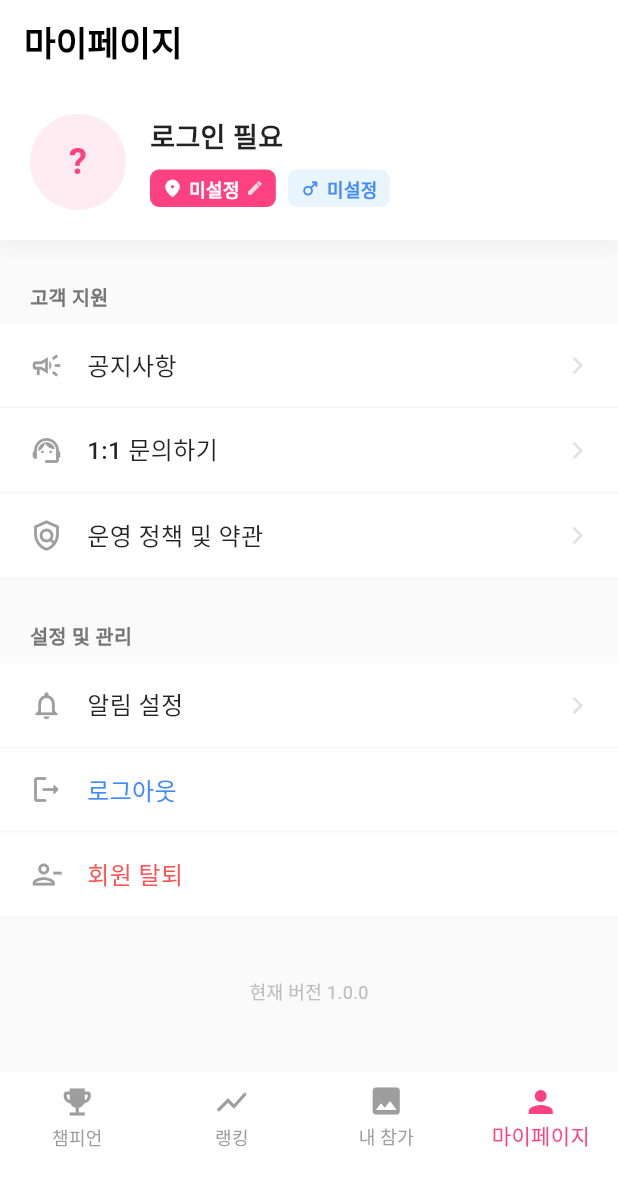
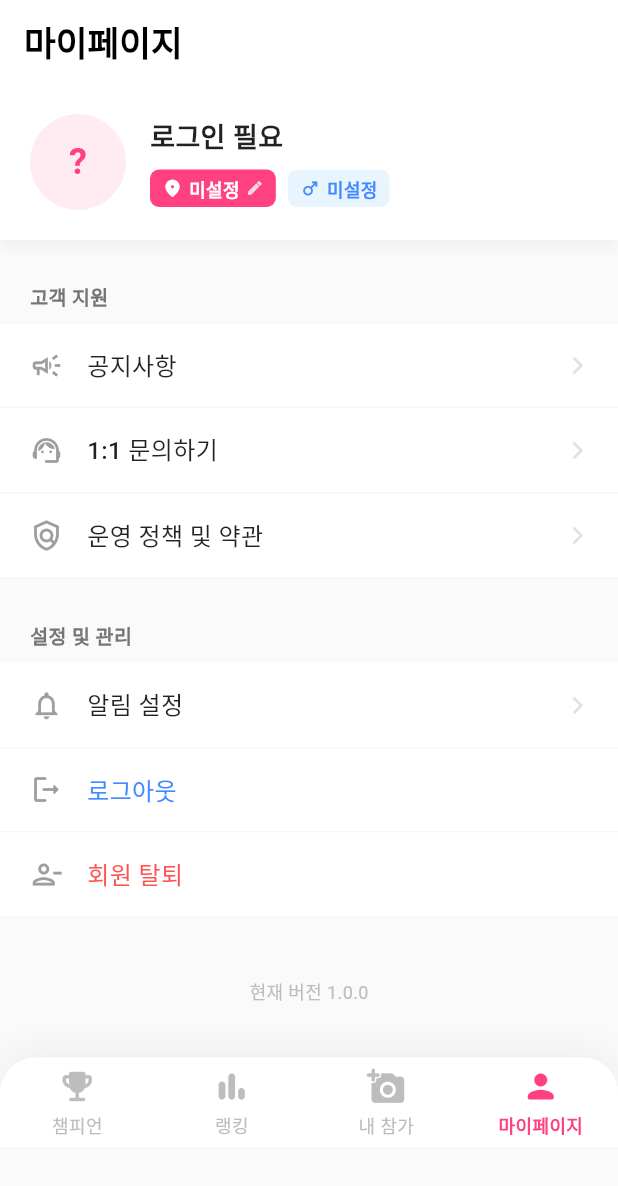
Before and after one commit to FlutterNeverDie/best-selfie-pick, a Flutter app: the HomeScreen screen opened by its route, item 4 of the bottom bar chosen, on a phone screen of 412 x 824 dp. Shown: the top 1186 px of the screen. Run offline on Flutter 3.47's test engine with Material 3 defaults, Android fonts, the phone set to English and light mode, and no system bars; our stand-ins replace another_flushbar, cached_network_image, cloud_firestore, firebase_auth, firebase_core, firebase_storage and 11 more; missing offline and left inert: text_gradiate; accounts and stored records are empty; generated files the repository leaves out were written again; network calls fail; Roboto replaces fonts that are missing (Pretendard).

Commit message:
feat : 바텀 애드몹 위치 변경

```diff
--- a/lib/feature/home/s_home.dart
+++ b/lib/feature/home/s_home.dart
@@ -1,18 +1,16 @@
-// lib/screens/home_screen.dart
-
 import 'package:flutter/material.dart';
 import 'package:flutter_riverpod/flutter_riverpod.dart';
 import 'package:flutter_screenutil/flutter_screenutil.dart';
 import 'package:selfie_pick/core/theme/colors/app_color.dart';
+import 'package:selfie_pick/shared/admob/w_banner_ad.dart';
 
-import '../../shared/admob/w_banner_ad.dart';
 import '../champion/s_champion.dart';
 import '../my_entry/s_my_entry.dart';
 import '../my_page/s_my_page.dart';
 import '../rank/s_ranking.dart';
-// TODO: 실제 화면 파일 import
 
-final pageIndexProvider = StateProvider<int>((ref) => 2);
+// 페이지 인덱스 상태 관리
+final pageIndexProvider = StateProvider<int>((ref) => 1); // 초기값 랭킹(1)
 
 class HomeScreen extends ConsumerStatefulWidget {
   const HomeScreen({super.key});
@@ -24,74 +22,102 @@ class HomeScreen extends ConsumerStatefulWidget {
 }
 
 class _HomeScreenState extends ConsumerState<HomeScreen> {
-  // 바텀 네비게이션 바에 매핑될 화면 리스트 (인덱스 순서 0, 1, 2, 3)
   static const List<Widget> _widgetOptions = <Widget>[
     ChampionScreen(), // 0: 챔피언
-    RankingScreen(), // 1: 랭킹/투표 (초기 화면)
+    RankingScreen(), // 1: 랭킹/투표
     MyEntryScreen(), // 2: 내 참가
     MyPageScreen(), // 3: 마이페이지
   ];
 
   @override
   Widget build(BuildContext context) {
-    // 1. Riverpod을 통해 현재 선택된 인덱스를 watch
     final pageIndex = ref.watch(pageIndexProvider);
 
-    // 2. MainScreen처럼 List<TabItem> 구조로 바텀바 항목 정의 (AppBarTitle 용도)
     final List<Map<String, dynamic>> items = [
-      {'icon': Icons.emoji_events, 'label': '챔피언'},
-      {'icon': Icons.show_chart, 'label': '랭킹'},
-      {'icon': Icons.image, 'label': '내 참가'},
-      {'icon': Icons.person, 'label': '마이페이지'},
+      {'icon': Icons.emoji_events_rounded, 'label': '챔피언'},
+      {'icon': Icons.bar_chart_rounded, 'label': '랭킹'},
+      {'icon': Icons.add_a_photo_rounded, 'label': '내 참가'},
+      {'icon': Icons.person_rounded, 'label': '마이페이지'},
     ];
 
     return Scaffold(
-      // IndexedStack을 사용하여 상태가 유지되는 화면 전환 구현
+      // 바디 색상을 탭바와 자연스럽게 어우러지도록 설정
+      backgroundColor: Colors.grey.shade50,
       body: IndexedStack(
         index: pageIndex,
         children: _widgetOptions,
       ),
 
-      // BottomNavigationBar를 사용하여 인덱스 변경 처리
-      bottomNavigationBar: Column(
+      // 💡 [디자인 업그레이드] 바텀 네비게이션 + 광고 영역
+      bottomNavigationBar: Container(
+        // 전체 컨테이너 장식 (그림자 + 라운딩)
+        decoration: BoxDecoration(
+          color: Colors.white,
+          borderRadius: BorderRadius.vertical(top: Radius.circular(24.w)),
+          boxShadow: [
+            BoxShadow(
+              color: Colors.black.withOpacity(0.05), // 은은한 그림자
+              blurRadius: 20, // 부드럽게 퍼짐
+              offset: const Offset(0, -5), // 위쪽으로 그림자
+            ),
+          ],
+        ),
+        child: Column(
           mainAxisSize: MainAxisSize.min,
-        mainAxisAlignment: MainAxisAlignment.end,
           children: [
-          // 3. 기존 탭바 (BottomNavigationBar)
-          BottomNavigationBar(
-            items: items
-                .map((item) => BottomNavigationBarItem(
-                      icon: Icon(item['icon']),
+            // 1. 탭바 (ClipRRect로 상단 둥글게 잘라줌)
+            ClipRRect(
+              borderRadius: BorderRadius.vertical(top: Radius.circular(24.w)),
+              child: MediaQuery.removePadding(
+                context: context,
+                removeBottom: true, // 하단 패딩 제거 (광고와 밀착)
+                child: BottomNavigationBar(
+                  items: items.map((item) => BottomNavigationBarItem(
+                    icon: Padding(
+                      padding: EdgeInsets.only(bottom: 4.h), // 아이콘과 라벨 간격
+                      child: Icon(item['icon'], size: 26.w), // 아이콘 크기 살짝 키움
+                    ),
                     label: item['label'],
-                    ))
-                .toList(),
+                  )).toList(),
 
                   currentIndex: pageIndex,
-            // Riverpod이 제공하는 인덱스 사용
-            selectedItemColor: AppColor.primary,
-            unselectedItemColor: Colors.grey,
+
+                  // 🎨 색상 및 스타일
+                  selectedItemColor: AppColor.primary, // 선택 시 테마 컬러
+                  unselectedItemColor: Colors.grey.shade400, // 비선택 시 연한 회색
+                  backgroundColor: Colors.white, // 배경은 깔끔한 흰색
+
+                  // 폰트 스타일
+                  selectedLabelStyle: TextStyle(fontSize: 12.sp, fontWeight: FontWeight.w700),
+                  unselectedLabelStyle: TextStyle(fontSize: 12.sp, fontWeight: FontWeight.w500),
+
                   type: BottomNavigationBarType.fixed,
-            backgroundColor: Colors.white,
-            // 💡 Column 내부이므로 배경색 명시 추천
-            elevation: 0,
-            // 💡 위에 구분선(Divider)을 줬으므로 그림자는 빼는 게 더 깔끔함
+                  elevation: 0, // 자체 그림자 제거 (Container 그림자 사용)
 
-            // 3. 탭 클릭 시 Riverpod StateProvider의 값을 변경
                   onTap: (int index) {
-              // notifier를 사용하여 pageIndexProvider의 상태를 업데이트
                     ref.read(pageIndexProvider.notifier).state = index;
                   },
                 ),
+              ),
+            ),
 
-          // 1. 📺 배너 광고 영역
-          Container(
-            color: Colors.white, // 배경색 (광고 로딩 중일 때 흰색 배경 유지)
+            // 2. 구분선 (아주 연하게)
+            Container(height: 1, color: Colors.grey.shade100),
+
+            // 3. 📺 배너 광고 영역
+            SafeArea(
+              top: false,
+              child: Container(
                 width: double.infinity,
                 alignment: Alignment.center,
-            // 광고 위아래로 살짝 여백을 주면 더 깔끔합니다.
+                // 광고 배경을 아주 연한 회색으로 주어 탭바와 구분감 형성 (선택 사항)
+                color: Colors.grey.shade50,
+                padding: EdgeInsets.symmetric(vertical: 4.h),
                 child: const WBannerAd(),
               ),
+            ),
           ],
+        ),
       ),
     );
   }
--- a/lib/feature/my_entry/s_my_entry.dart
+++ b/lib/feature/my_entry/s_my_entry.dart
@@ -62,6 +62,7 @@ class MyEntryScreen extends ConsumerWidget {
     return Padding(
       padding: EdgeInsets.only(right: 12.w),
       child: PopupMenuButton<String>(
+        routeSettings: const RouteSettings(name: 'entry_status_menu'),
         // 🎨 메뉴 팝업 스타일링
         elevation: 4,
         shadowColor: Colors.black.withOpacity(0.2),
```
Lines whose indentation alone changed are shown as unchanged.
